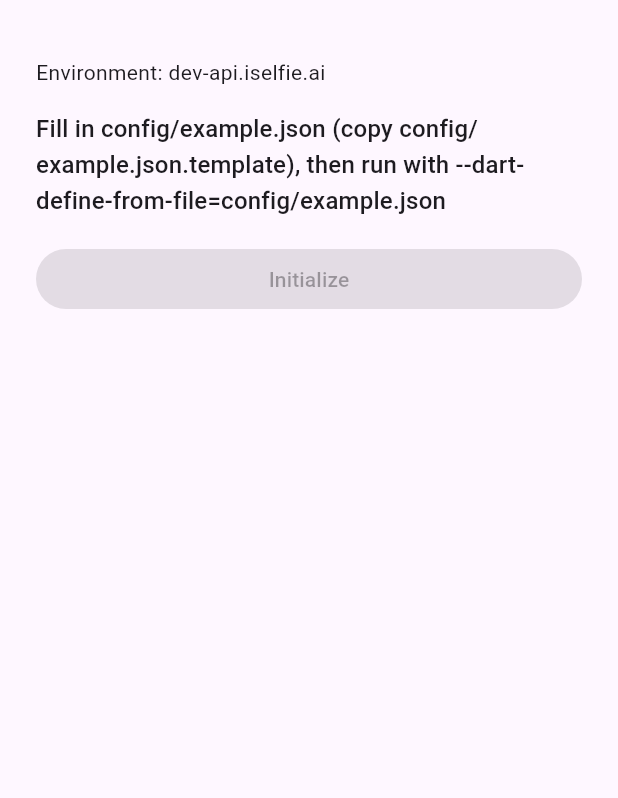
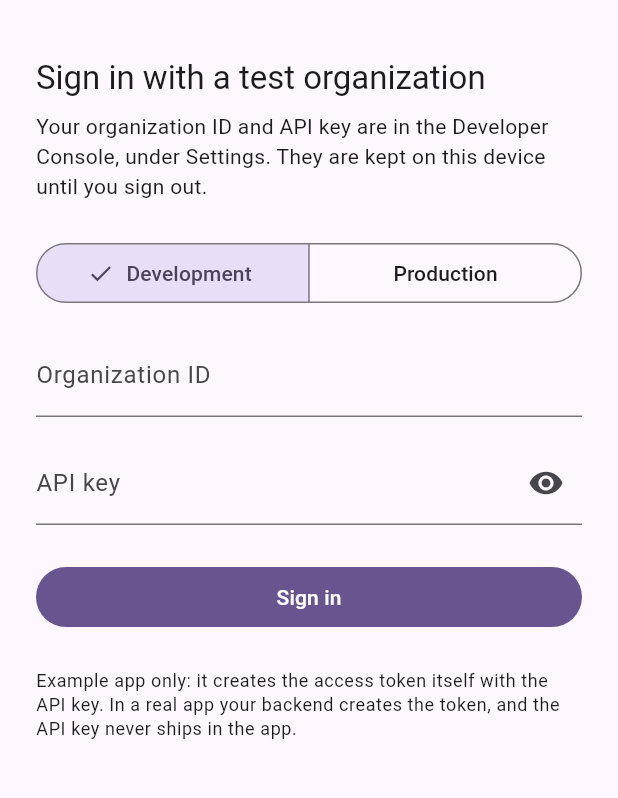
Before and after one commit to AiZtech-Labs/ISelfieSDK-Flutter, a Flutter app: the screen it shows after launch, on a phone screen of 412 x 824 dp, the part 63-861 px from its top. Run offline on Flutter 3.47's test engine with Material 3 defaults, Android fonts, the phone set to English and light mode, and no system bars; our stand-ins replace flutter_secure_storage, material_ui, plugin_platform_interface.

Commit message:
1.0.0-rc.2

```diff
--- /dev/null
+++ b/example/lib/app.dart
@@ -0,0 +1,76 @@
+import 'package:flutter/foundation.dart';
+import 'package:flutter/services.dart';
+import 'package:iselfie_sdk/iselfie_sdk.dart';
+import 'package:material_ui/material_ui.dart';
+
+import 'auth/credentials.dart';
+import 'auth/credentials_store.dart';
+import 'auth/sign_in_page.dart';
+import 'cardio_test/cardio_test_page.dart';
+
+/// Opens on the sign-in screen, or straight on the test screen when credentials were saved.
+class ExampleApp extends StatefulWidget {
+  const ExampleApp({super.key, required this.store});
+
+  final ExampleCredentialsStore store;
+
+  @override
+  State<ExampleApp> createState() => _ExampleAppState();
+}
+
+class _ExampleAppState extends State<ExampleApp> {
+  bool _isLoading = true;
+  ExampleCredentials? _credentials;
+
+  @override
+  void initState() {
+    super.initState();
+    if (kDebugMode) ISelfieCardio.setLogLevel(ISelfieLogLevel.verbose);
+    _load();
+  }
+
+  Future<void> _load() async {
+    ExampleCredentials? credentials;
+    try {
+      credentials = await widget.store.load();
+    } on PlatformException {
+      credentials = null; // unreadable storage: sign in again
+    }
+    if (!mounted) return;
+    setState(() {
+      _credentials = credentials;
+      _isLoading = false;
+    });
+  }
+
+  Future<void> _signIn(ExampleCredentials credentials) async {
+    await widget.store.save(credentials);
+    if (!mounted) return;
+    setState(() => _credentials = credentials);
+  }
+
+  Future<void> _signOut() async {
+    await widget.store.clear();
+    if (!mounted) return;
+    setState(() => _credentials = null);
+  }
+
+  @override
+  Widget build(BuildContext context) {
+    final credentials = _credentials;
+    return MaterialApp(
+      title: 'iSelfie SDK Flutter example',
+      theme: ThemeData(colorSchemeSeed: Colors.deepPurple),
+      darkTheme: ThemeData(colorSchemeSeed: Colors.deepPurple, brightness: Brightness.dark),
+      home: _isLoading
+          ? const Scaffold(body: Center(child: CircularProgressIndicator()))
+          : credentials == null
+          ? SignInPage(onSignedIn: _signIn)
+          : CardioTestPage(
+              key: ValueKey(credentials),
+              credentials: credentials,
+              onSignOut: _signOut,
+            ),
+    );
+  }
+}
--- /dev/null
+++ b/example/lib/auth/credentials.dart
@@ -0,0 +1,18 @@
+import 'package:iselfie_sdk/iselfie_sdk.dart';
+
+/// The test organization the example signs in with. EXAMPLE ONLY: a real app never holds the API
+/// key — its backend mints the access tokens.
+class ExampleCredentials {
+  const ExampleCredentials({
+    required this.organizationId,
+    required this.apiKey,
+    required this.isProduction,
+  });
+
+  final String organizationId;
+  final String apiKey;
+  final bool isProduction;
+
+  ISelfieEnvironment get environment =>
+      isProduction ? ISelfieEnvironment.production : ISelfieEnvironment.development;
+}
--- /dev/null
+++ b/example/lib/auth/credentials_store.dart
@@ -0,0 +1,54 @@
+import 'package:flutter_secure_storage/flutter_secure_storage.dart';
+
+import 'credentials.dart';
+
+/// Where the example keeps the credentials between launches. Tests swap in an in-memory one.
+abstract class ExampleCredentialsStore {
+  Future<ExampleCredentials?> load();
+  Future<void> save(ExampleCredentials credentials);
+  Future<void> clear();
+}
+
+/// Keychain on iOS, encrypted storage on Android.
+class SecureExampleCredentialsStore implements ExampleCredentialsStore {
+  SecureExampleCredentialsStore([FlutterSecureStorage? storage])
+    : _storage = storage ?? const FlutterSecureStorage();
+
+  final FlutterSecureStorage _storage;
+
+  static const _organizationIdKey = 'iselfie_example_org_id';
+  static const _apiKeyKey = 'iselfie_example_api_key';
+  static const _environmentKey = 'iselfie_example_env';
+
+  @override
+  Future<ExampleCredentials?> load() async {
+    final values = await _storage.readAll();
+    final organizationId = values[_organizationIdKey];
+    final apiKey = values[_apiKeyKey];
+    if (organizationId == null || organizationId.isEmpty || apiKey == null || apiKey.isEmpty) {
+      return null;
+    }
+    return ExampleCredentials(
+      organizationId: organizationId,
+      apiKey: apiKey,
+      isProduction: values[_environmentKey] == 'production',
+    );
+  }
+
+  @override
+  Future<void> save(ExampleCredentials credentials) async {
+    await _storage.write(key: _organizationIdKey, value: credentials.organizationId);
+    await _storage.write(key: _apiKeyKey, value: credentials.apiKey);
+    await _storage.write(
+      key: _environmentKey,
+      value: credentials.isProduction ? 'production' : 'development',
+    );
+  }
+
+  @override
+  Future<void> clear() async {
+    await _storage.delete(key: _organizationIdKey);
+    await _storage.delete(key: _apiKeyKey);
+    await _storage.delete(key: _environmentKey);
+  }
+}
--- /dev/null
+++ b/example/lib/auth/sign_in_page.dart
@@ -0,0 +1,151 @@
+import 'package:material_ui/material_ui.dart';
+
+import '../config/example_config.dart';
+import 'credentials.dart';
+import 'token_minter.dart';
+
+/// Asks for the test organization's ID and API key, checks them by minting an access token, and
+/// hands them to [onSignedIn].
+class SignInPage extends StatefulWidget {
+  const SignInPage({super.key, required this.onSignedIn});
+
+  final Future<void> Function(ExampleCredentials credentials) onSignedIn;
+
+  @override
+  State<SignInPage> createState() => _SignInPageState();
+}
+
+class _SignInPageState extends State<SignInPage> {
+  final _formKey = GlobalKey<FormState>();
+  final _organizationId = TextEditingController(text: ExampleConfig.organizationId);
+  final _apiKey = TextEditingController(text: ExampleConfig.apiKey);
+  bool _isProduction = ExampleConfig.isProduction;
+  bool _showApiKey = false;
+  bool _isBusy = false;
+  String? _error;
+
+  @override
+  void dispose() {
+    _organizationId.dispose();
+    _apiKey.dispose();
+    super.dispose();
+  }
+
+  Future<void> _signIn() async {
+    if (!_formKey.currentState!.validate()) return;
+    FocusScope.of(context).unfocus();
+    setState(() {
+      _isBusy = true;
+      _error = null;
+    });
+
+    final credentials = ExampleCredentials(
+      organizationId: _organizationId.text.trim(),
+      apiKey: _apiKey.text.trim(),
+      isProduction: _isProduction,
+    );
+    final token = await ExampleTokenMinter.mint(
+      environment: credentials.environment,
+      organizationId: credentials.organizationId,
+      apiKey: credentials.apiKey,
+    );
+    if (!mounted) return;
+    if (token == null) {
+      setState(() {
+        _isBusy = false;
+        _error =
+            'These credentials were refused — check the organization ID, the API key and '
+            'the environment.';
+      });
+      return;
+    }
+    await widget.onSignedIn(credentials);
+  }
+
+  String? _required(String? value) => (value == null || value.trim().isEmpty) ? 'Required' : null;
+
+  @override
+  Widget build(BuildContext context) {
+    return Scaffold(
+      appBar: AppBar(title: const Text('iSelfie SDK Flutter example')),
+      body: SafeArea(
+        child: Form(
+          key: _formKey,
+          child: ListView(
+            padding: const EdgeInsets.all(24),
+            children: [
+              Text(
+                'Sign in with a test organization',
+                style: Theme.of(context).textTheme.titleLarge,
+              ),
+              const SizedBox(height: 8),
+              const Text(
+                'Your organization ID and API key are in the Developer Console, under Settings. '
+                'They are kept on this device until you sign out.',
+              ),
+              const SizedBox(height: 24),
+              SegmentedButton<bool>(
+                segments: const [
+                  ButtonSegment(value: false, label: Text('Development')),
+                  ButtonSegment(value: true, label: Text('Production')),
+                ],
+                selected: {_isProduction},
+                onSelectionChanged: _isBusy
+                    ? null
+                    : (selection) => setState(() => _isProduction = selection.first),
+              ),
+              const SizedBox(height: 16),
+              TextFormField(
+                controller: _organizationId,
+                enabled: !_isBusy,
+                autocorrect: false,
+                textInputAction: TextInputAction.next,
+                decoration: const InputDecoration(labelText: 'Organization ID'),
+                validator: _required,
+              ),
+              const SizedBox(height: 16),
+              TextFormField(
+                controller: _apiKey,
+                enabled: !_isBusy,
+                autocorrect: false,
+                enableSuggestions: false,
+                obscureText: !_showApiKey,
+                textInputAction: TextInputAction.done,
+                onFieldSubmitted: (_) => _signIn(),
+                decoration: InputDecoration(
+                  labelText: 'API key',
+                  suffixIcon: IconButton(
+                    tooltip: _showApiKey ? 'Hide API key' : 'Show API key',
+                    icon: Icon(_showApiKey ? Icons.visibility_off : Icons.visibility),
+                    onPressed: () => setState(() => _showApiKey = !_showApiKey),
+                  ),
+                ),
+                validator: _required,
+              ),
+              if (_error case final error?) ...[
+                const SizedBox(height: 16),
+                Text(error, style: TextStyle(color: Theme.of(context).colorScheme.error)),
+              ],
+              const SizedBox(height: 24),
+              FilledButton(
+                onPressed: _isBusy ? null : _signIn,
+                child: _isBusy
+                    ? const SizedBox.square(
+                        dimension: 20,
+                        child: CircularProgressIndicator(strokeWidth: 2),
+                      )
+                    : const Text('Sign in'),
+              ),
+              const SizedBox(height: 24),
+              Text(
+                'Example app only: it creates the access token itself with the API key. In a real '
+                'app your backend creates the token, and the API key never ships in the app.',
+                style: Theme.of(context).textTheme.bodySmall,
+              ),
+            ],
+          ),
+        ),
+      ),
+    );
+  }
+}
--- a/example/lib/options_form.dart
+++ b/example/lib/cardio_test/options_form.dart
@@ -1,8 +1,8 @@
 import 'package:iselfie_sdk/iselfie_sdk.dart';
 import 'package:material_ui/material_ui.dart';
 
-import 'example_samples.dart';
-import 'example_settings.dart';
+import 'samples.dart';
+import 'test_settings.dart';
 
 /// Every option of the ready-made test, grouped like the SDK's docs.
 class OptionsForm extends StatelessWidget {
--- a/example/lib/example_settings.dart
+++ b/example/lib/cardio_test/test_settings.dart
@@ -1,7 +1,7 @@
 import 'package:iselfie_sdk/iselfie_sdk.dart';
 import 'package:material_ui/material_ui.dart';
 
-import 'example_samples.dart';
+import 'samples.dart';
 
 enum ExampleStyle { system, light, dark, brand }
 
--- /dev/null
+++ b/example/lib/config/example_config.dart
@@ -0,0 +1,13 @@
+/// Optional values to prefill the sign-in screen, read at build time from config/example.json
+/// (git-ignored; copy config/example.json.template) through `--dart-define-from-file`. Without
+/// them the app starts with an empty form.
+abstract final class ExampleConfig {
+  static const String organizationId = String.fromEnvironment('ISELFIE_ORG_ID');
+  static const String apiKey = String.fromEnvironment('ISELFIE_API_KEY');
+  static const String _environment = String.fromEnvironment(
+    'ISELFIE_ENV',
+    defaultValue: 'development',
+  );
+
+  static bool get isProduction => _environment == 'production';
+}
--- a/example/lib/example_config.dart
+++ /dev/null
@@ -1,17 +0,0 @@
-import 'package:iselfie_sdk/iselfie_sdk.dart';
-
-/// The example's test organization, read at build time from config/example.json (git-ignored;
-/// copy config/example.json.template) through `--dart-define-from-file`.
-abstract final class ExampleConfig {
-  static const String organizationId = String.fromEnvironment('ISELFIE_ORG_ID');
-  static const String apiKey = String.fromEnvironment('ISELFIE_API_KEY');
-  static const String _environment = String.fromEnvironment(
-    'ISELFIE_ENV',
-    defaultValue: 'development',
-  );
-
-  static ISelfieEnvironment get environment =>
-      _environment == 'production' ? ISelfieEnvironment.production : ISelfieEnvironment.development;
-
-  static bool get isComplete => organizationId.isNotEmpty && apiKey.isNotEmpty;
-}
--- a/example/lib/main.dart
+++ b/example/lib/main.dart
@@ -1,184 +1,8 @@
-import 'package:flutter/foundation.dart';
-import 'package:flutter/services.dart';
-import 'package:iselfie_sdk/iselfie_sdk.dart';
 import 'package:material_ui/material_ui.dart';
 
-import 'example_config.dart';
-import 'example_settings.dart';
-import 'example_token_minter.dart';
-import 'options_form.dart';
-import 'result_card.dart';
+import 'app.dart';
+import 'auth/credentials_store.dart';
 
 void main() {
-  runApp(const ExampleApp());
+  runApp(ExampleApp(store: SecureExampleCredentialsStore()));
 }
-
-class ExampleApp extends StatelessWidget {
-  const ExampleApp({super.key});
-
-  @override
-  Widget build(BuildContext context) {
-    return MaterialApp(
-      title: 'iSelfie SDK Flutter example',
-      theme: ThemeData(colorSchemeSeed: Colors.deepPurple),
-      darkTheme: ThemeData(colorSchemeSeed: Colors.deepPurple, brightness: Brightness.dark),
-      home: const HomePage(),
-    );
-  }
-}
-
-class HomePage extends StatefulWidget {
-  const HomePage({super.key});
-
-  @override
-  State<HomePage> createState() => _HomePageState();
-}
-
-class _HomePageState extends State<HomePage> {
-  final _settings = ExampleSettings();
-  bool _isBusy = false;
-  bool _isInitialized = false;
-
-  /// Bumped after each test, so the form re-reads what the test may have changed on the device
-  /// (e.g. "Don't show this again").
-  int _testsRun = 0;
-  CardioResult? _result;
-  String _status = ExampleConfig.isComplete
-      ? 'Tap Initialize'
-      : 'Fill in config/example.json (copy config/example.json.template), then run with '
-            '--dart-define-from-file=config/example.json';
-
-  @override
-  void initState() {
-    super.initState();
-    if (kDebugMode) ISelfieCardio.setLogLevel(ISelfieLogLevel.verbose);
-  }
-
-  @override
-  void dispose() {
-    _settings.dispose();
-    super.dispose();
-  }
-
-  Future<void> _initialize() async {
-    _setBusy('Minting an access token…');
-
-    final environment = ExampleConfig.environment;
-    final token = await ExampleTokenMinter.mint(
-      environment: environment,
-      organizationId: ExampleConfig.organizationId,
-      apiKey: ExampleConfig.apiKey,
-    );
-    if (token == null) {
-      _finish('Could not mint an access token — check the org id, API key and environment');
-      return;
-    }
-
-    _setBusy('Initializing the SDK…');
-    try {
-      final availability = await ISelfieCardio.initialize(
-        accessToken: token,
-        organizationId: ExampleConfig.organizationId,
-        appUserId: 'flutter-example-user',
-        environment: environment,
-      );
-      _isInitialized = availability.isAvailable;
-      _finish(
-        availability.isAvailable
-            ? 'Available — the SDK is ready to start a test'
-            : 'Unavailable: ${availability.error}',
-      );
-    } on PlatformException catch (error) {
-      _finish('Native error: ${error.code} ${error.message}');
-    }
-  }
-
-  Future<void> _startTest() async {
-    _setBusy('Opening the test…');
-    _result = null;
-    try {
-      final outcome = await ISelfieCardio.startCardioTest(
-        options: _settings.toOptions(),
-        onStatus: (status) => _setBusy('Test: ${status.step.webName}'),
-      );
-      _testsRun++;
-      switch (outcome) {
-        case CardioTestCompleted(:final result):
-          _result = result;
-          _finish('Completed');
-        case CardioTestFailed(:final failure):
-          _finish(_describe(failure));
-      }
-    } on PlatformException catch (error) {
-      _finish('Native error: ${error.code} ${error.message}');
-    }
-  }
-
-  String _describe(CardioScanFailure failure) => switch (failure) {
-    UnavailableFailure(:final error) => 'Unavailable (nothing was shown): $error',
-    ResultErrorFailure(:final error) => 'No result: $error',
-    TooManyInvalidFramesFailure() => 'The face was not usable for too long',
-    InterruptedFailure() => 'The camera was interrupted',
-    CameraPermissionDeniedFailure() => 'Camera permission denied — turn it on in Settings',
-    CancelledFailure() => 'The user closed the test',
-  };
-
-  void _setBusy(String status) {
-    if (!mounted) return;
-    setState(() {
-      _isBusy = true;
-      _status = status;
-    });
-  }
-
-  void _finish(String status) {
-    if (!mounted) return;
-    setState(() {
-      _isBusy = false;
-      _status = status;
-    });
-  }
-
-  @override
-  Widget build(BuildContext context) {
-    return Scaffold(
-      appBar: AppBar(title: const Text('iSelfie SDK Flutter example')),
-      body: SafeArea(
-        child: ListView(
-          padding: const EdgeInsets.all(24),
-          children: [
-            Text('Environment: ${ExampleConfig.environment.baseUrl.host}'),
-            const SizedBox(height: 16),
-            Text(_status, style: Theme.of(context).textTheme.titleMedium),
-            if (_result case final result?) ...[
-              const SizedBox(height: 16),
-              ResultCard(result: result),
-            ],
-            const SizedBox(height: 16),
-            _primaryButton(),
-            if (_isInitialized)
-              OptionsForm(key: ValueKey(_testsRun), settings: _settings, enabled: !_isBusy),
-          ],
-        ),
-      ),
-    );
-  }
-
-  Widget _primaryButton() {
-    final VoidCallback? onPressed;
-    final String label;
-    if (_isInitialized) {
-      onPressed = _startTest;
-      label = 'Start test';
-    } else {
-      onPressed = ExampleConfig.isComplete ? _initialize : null;
-      label = 'Initialize';
-    }
-    return FilledButton(
-      onPressed: _isBusy ? null : onPressed,
-      child: _isBusy
-          ? const SizedBox.square(dimension: 20, child: CircularProgressIndicator(strokeWidth: 2))
-          : Text(label),
-    );
-  }
-}
--- a/example/pubspec.yaml
+++ b/example/pubspec.yaml
@@ -30,6 +30,7 @@ dependencies:
   # The following adds the Cupertino Icons font to your application.
   # Use with the CupertinoIcons class for iOS style icons.
   cupertino_icons: ^1.0.8
+  flutter_secure_storage: ^11.2.0
 
 dev_dependencies:
   integration_test:
--- a/pubspec.yaml
+++ b/pubspec.yaml
@@ -1,6 +1,6 @@
 name: iselfie_sdk
 description: "iSelfie SDK for Flutter: the cardio scan through the native iOS and Android SDKs."
-version: 1.0.0-rc.1
+version: 1.0.0-rc.2
 homepage: https://iselfie.ai
 repository: https://github.com/AiZtech-Labs/ISelfieSDK-Flutter
 # Distributed from the public Git repository (pinned to a tag), not pub.dev — for now.
```
Also changed, not shown: example/lib/cardio_test/cardio_test_page.dart (added, +202 -0 lines), example/lib/auth/token_minter.dart (renamed from example/lib/example_token_minter.dart), example/lib/cardio_test/result_card.dart (renamed from example/lib/result_card.dart), example/lib/cardio_test/samples.dart (renamed from example/lib/example_samples.dart), example/pubspec.lock, 6 other files.
